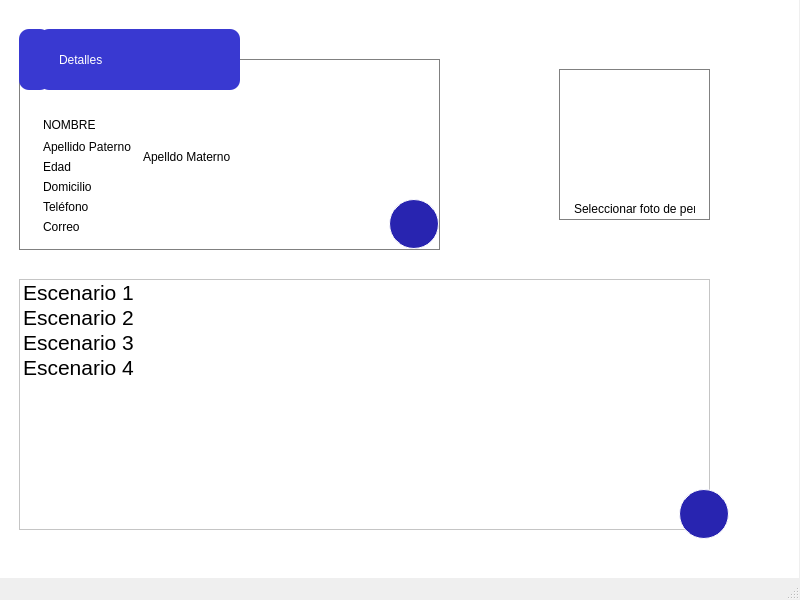
Old version of the form Desktop/detalles.ui in the repository juan2914/Fobia.
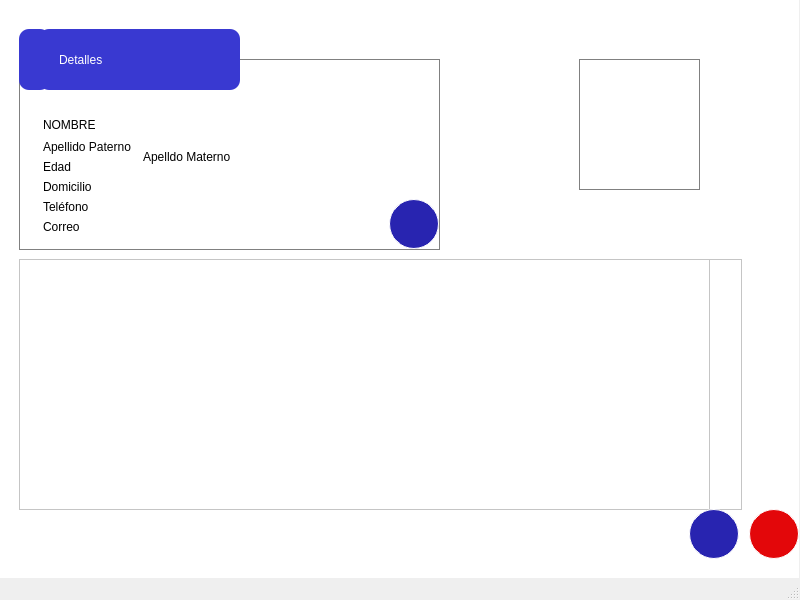
New version of the form. Icons and pictures are not drawn.

Diff of the .ui file:
```diff
--- a/Desktop/detalles.ui
+++ b/Desktop/detalles.ui
@@ -240,40 +240,11 @@
       </property>
      </widget>
     </widget>
-    <widget class="QPushButton" name="button_foto">
-     <property name="geometry">
-      <rect>
-       <x>560</x>
-       <y>70</y>
-       <width>151</width>
-       <height>151</height>
-      </rect>
-     </property>
-     <property name="cursor">
-      <cursorShape>PointingHandCursor</cursorShape>
-     </property>
-     <property name="styleSheet">
-      <string notr="true">border: 1px solid gray;</string>
-     </property>
-     <property name="text">
-      <string/>
-     </property>
-     <property name="icon">
-      <iconset>
-       <normaloff>Icon/user.png</normaloff>Icon/user.png</iconset>
-     </property>
-     <property name="iconSize">
-      <size>
-       <width>120</width>
-       <height>120</height>
-      </size>
-     </property>
-    </widget>
     <widget class="QListWidget" name="lista_escenarios">
      <property name="geometry">
       <rect>
        <x>20</x>
-       <y>280</y>
+       <y>260</y>
        <width>691</width>
        <height>251</height>
       </rect>
@@ -281,68 +252,12 @@
      <property name="cursor" stdset="0">
       <cursorShape>PointingHandCursor</cursorShape>
      </property>
-     <item>
-      <property name="text">
-       <string>Escenario 1</string>
-      </property>
-      <property name="font">
-       <font>
-        <pointsize>16</pointsize>
-       </font>
-      </property>
-      <property name="icon">
-       <iconset>
-        <normaloff>Icon/view.png</normaloff>Icon/view.png</iconset>
-      </property>
-     </item>
-     <item>
-      <property name="text">
-       <string>Escenario 2</string>
-      </property>
-      <property name="font">
-       <font>
-        <pointsize>16</pointsize>
-       </font>
-      </property>
-      <property name="icon">
-       <iconset>
-        <normaloff>Icon/view.png</normaloff>Icon/view.png</iconset>
-      </property>
-     </item>
-     <item>
-      <property name="text">
-       <string>Escenario 3</string>
-      </property>
-      <property name="font">
-       <font>
-        <pointsize>16</pointsize>
-       </font>
-      </property>
-      <property name="icon">
-       <iconset>
-        <normaloff>Icon/view.png</normaloff>Icon/view.png</iconset>
-      </property>
-     </item>
-     <item>
-      <property name="text">
-       <string>Escenario 4</string>
-      </property>
-      <property name="font">
-       <font>
-        <pointsize>16</pointsize>
-       </font>
-      </property>
-      <property name="icon">
-       <iconset>
-        <normaloff>Icon/view.png</normaloff>Icon/view.png</iconset>
-      </property>
-     </item>
     </widget>
     <widget class="QPushButton" name="button_nuevoescenario">
      <property name="geometry">
       <rect>
-       <x>680</x>
-       <y>490</y>
+       <x>690</x>
+       <y>510</y>
        <width>50</width>
        <height>50</height>
       </rect>
@@ -372,14 +287,61 @@
     <widget class="QLabel" name="label_8">
      <property name="geometry">
       <rect>
-       <x>575</x>
-       <y>200</y>
+       <x>580</x>
+       <y>60</y>
        <width>121</width>
+       <height>131</height>
+      </rect>
+     </property>
+     <property name="styleSheet">
+      <string notr="true">border: 1px solid gray;</string>
+     </property>
+     <property name="text">
+      <string/>
+     </property>
+    </widget>
+    <widget class="QPushButton" name="button_eliminarPaciente">
+     <property name="geometry">
+      <rect>
+       <x>750</x>
+       <y>510</y>
+       <width>50</width>
+       <height>50</height>
+      </rect>
+     </property>
+     <property name="cursor">
+      <cursorShape>PointingHandCursor</cursorShape>
+     </property>
+     <property name="styleSheet">
+      <string notr="true">background-color: rgb(227, 7, 10);
+border: 1px solid white;
+border-radius:25px;</string>
+     </property>
+     <property name="text">
+      <string/>
+     </property>
+     <property name="icon">
+      <iconset>
+       <normaloff>Icon/trash.png</normaloff>Icon/trash.png</iconset>
+     </property>
+     <property name="iconSize">
+      <size>
+       <width>20</width>
        <height>20</height>
+      </size>
+     </property>
+    </widget>
+    <widget class="QListWidget" name="lista_escenarios_2">
+     <property name="geometry">
+      <rect>
+       <x>710</x>
+       <y>260</y>
+       <width>33</width>
+       <height>251</height>
       </rect>
      </property>
-     <property name="text">
-      <string>Seleccionar foto de perfil</string>
+     <property name="cursor" stdset="0">
+      <cursorShape>PointingHandCursor</cursorShape>
      </property>
     </widget>
     <zorder>widget_3</zorder>
```
Left out of the diff: 7 changed lines with no effect on the pictures.
